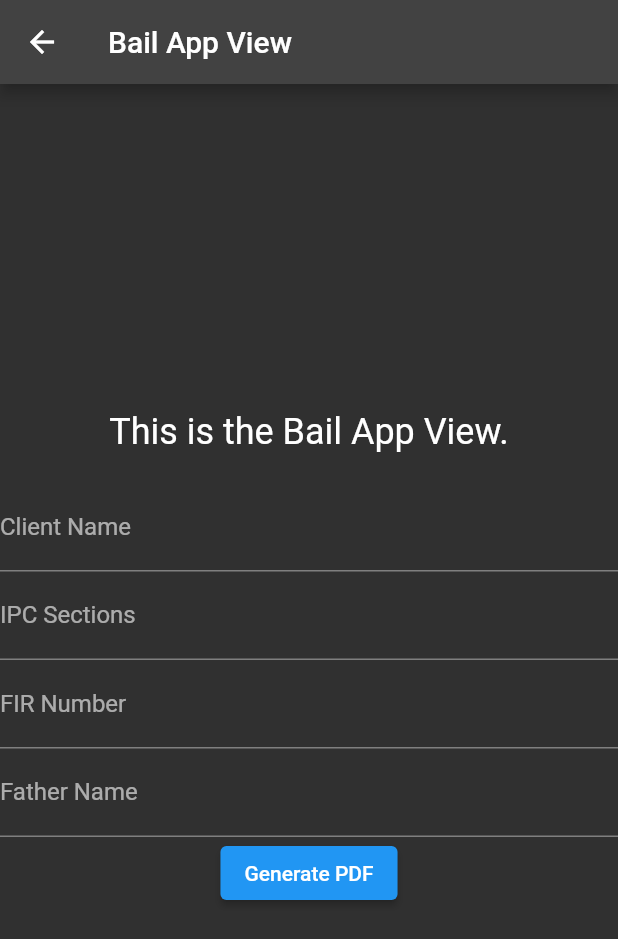
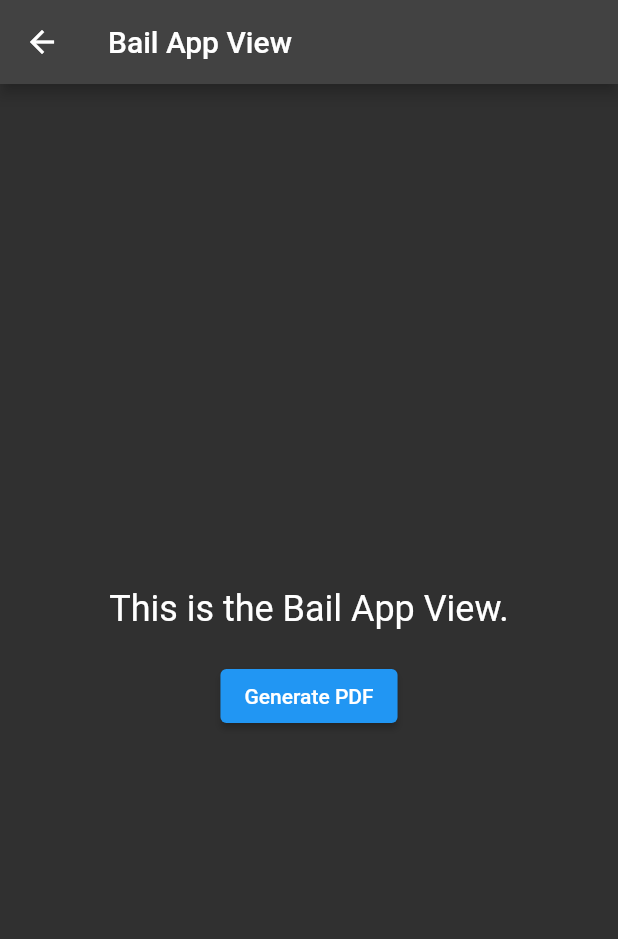
Before and after one commit to drowsy-coder/Nyaya-Sahaya, a Flutter app: the LawyerAddCase screen opened directly, after a tap on "Generate Bail Application", on a phone screen of 412 x 824 dp. Shown: the top 939 px of the screen. Run offline on Flutter 3.47's test engine with Material 2 defaults, Android fonts, the phone set to English and light mode, and no system bars; our stand-ins replace cloud_firestore, file_picker, firebase_auth, firebase_core, google_maps_flutter, google_nav_bar and 2 more; missing offline and left inert: read_pdf_text, text2pdf; accounts and stored records are empty.

Commit message:
Some changes

```diff
--- a/lib/main.dart
+++ b/lib/main.dart
@@ -30,7 +30,7 @@ class _MyAppState extends State<MyApp> {
     return MaterialApp(
       title: 'Firebase Login',
       theme: ThemeData.dark(),
-      home: LawyerScreen(),
+      home: LoginPage(),
       debugShowCheckedModeBanner: false,
     );
   }
--- a/lib/screens/stakeholders/client/support/mental/m_player.dart
+++ b/lib/screens/stakeholders/client/support/mental/m_player.dart
@@ -6,8 +6,7 @@ class VideoPlayerScreen extends StatelessWidget {
   final String title;
   final String description;
 
-  const VideoPlayerScreen({
-    super.key,
+  VideoPlayerScreen({
     required this.videoId,
     required this.title,
     required this.description,
--- a/lib/screens/stakeholders/client/support/mental/m_yt.dart
+++ b/lib/screens/stakeholders/client/support/mental/m_yt.dart
@@ -127,10 +127,10 @@ class VideoCard extends StatelessWidget {
                     children: [
                       Text(
                         title,
-                        style: TextStyle(
+                        style: const TextStyle(
                           fontSize: 22,
                           fontWeight: FontWeight.bold,
-                          color: Colors.yellow[700],
+                          color: Colors.green,
                         ),
                       ),
                       const SizedBox(height: 8),
--- a/lib/screens/stakeholders/lawyer/add_case.dart
+++ b/lib/screens/stakeholders/lawyer/add_case.dart
@@ -208,7 +208,11 @@ class _LawyerAddCaseState extends State<LawyerAddCase> {
                   onPressed: () {
                     Navigator.push(
                       context,
-                      MaterialPageRoute(builder: (context) => BailAppView()),
+                      MaterialPageRoute(
+                          builder: (context) => BailAppView(
+                              clientName: _clientNameController.text,
+                              ipcSections: _ipcSectionsController.text,
+                              firNumber: 'Your FIR number here')),
                     );
                   },
                   style: ButtonStyle(
--- a/lib/screens/stakeholders/lawyer/bail_app.dart
+++ b/lib/screens/stakeholders/lawyer/bail_app.dart
@@ -1,75 +1,57 @@
 import 'package:flutter/material.dart';
 import 'package:text2pdf/text2pdf.dart';
 
-class BailAppView extends StatefulWidget {
-  BailAppView({Key? key}) : super(key: key);
+class BailAppView extends StatelessWidget {
+  final String clientName;
+  final String ipcSections;
+  final String firNumber;
 
-  @override
-  _BailAppViewState createState() => _BailAppViewState();
-}
-
-class _BailAppViewState extends State<BailAppView> {
-  final GlobalKey<FormState> _formKey = GlobalKey<FormState>();
-  String clientName = '';
-  String ipcSections = '';
-  String firNumber = '';
-  String father = '';
+  const BailAppView({
+    required this.clientName,
+    required this.ipcSections,
+    required this.firNumber,
+  });
 
   Future<void> createPdf(
     BuildContext context,
     String clientName,
     String ipcSections,
     String firNumber,
-    String father,
   ) async {
     String content = '''
-IN THE COURT OF COURTS OF, ADDITIONAL DISTRICT AND SESSION JUDGE, COURTS
-
+  IN THE COURT OF COURTS OF, ADDITIONAL DISTRICT AND SESSION JUDGE, COURTS,
 IN THE MATTER OF:
-$clientName, Son of $father,  25 Years of Age, Working as ____________ Residing at ____________
+$clientName, Son of _____________,  25 Years of Age, Working as ____________ Residing at ____________
 …………Petitioner
-
 Versus
 State of ___________, Through PQR, Son of Years of age, Working as
 Residing at_______________
 …………Respondent
-
 FIR No.: $firNumber
-
 U/s:
 P.S.:
 
 APPLICATION UNDER SECTION 439 OF THE CODE OF CRIMINAL PROCEDURE 1973 FOR GRANT OF BAIL
 Most Respectfully Show:
-
 1. That the present application under section 439 of the Code of Criminal Procedure 1973 is being filed by the Petitioner for seeking grant of bail in FIR No. registered at Police Station. The present petition is being moved as the petitioner been arrested on in connection with the said FIR. The petitioner is now in judicial/police custody.
-
 2. That the Petitioner is innocent and is being falsely implicated in the above said case as he has nothing to do with the matter.
-
 3. That the Petitioner is a law-abiding citizen of India. The petitioner is gainfully carrying on the business of (Give details)__________ at ___________.
-
 4. That the Petitioner is a responsible person and is living at the above mentioned address.
-
 5. (Give all other relevant facts, which have led to the arrest or which show the petitioner's innocence or disassociation with the alleged offence supposed to have been committed)
-
-6. That the Petitioner is innocent and no useful purpose would be served by keeping him under custody and this is a fit case for grant of bail. (It would be pertinent to mention as to the stage of investigation or in case the charge sheet has been filed, whether charges have been imposed, evidence has started, the length of the list of witnesses cited by the prosecution etc. as these would all be mitigating circumstances.
-
+6. That the Petitioner is innocent and no useful purpose would be served by keeping him under custody and this is a fit case for grant of bail. (It would be pertinent to mention as to the stage of investigation or in case the charge sheet has been filed, whether charges have been imposed, evidence has started, the length of the list of witnesses cited by the prosecution etc. as these would all be mitigating circumstances)
 7. That the Petitioner undertakes to abide by the conditions that this Honorable Court may impose at the time of granting bail to the Petitioner and further undertakes to attend the trial on every date of hearing.
-
-8. That the Petitioner has not filed any other similar petition before this or any other Honorable Court for grant of bail in case of the present FIR. (Or give details and results of earlier applications.
-
+8. That the Petitioner has not filed any other similar petition before this or any other Honorable Court for grant of bail in case of the present FIR. (Or give details and results of earlier applications).
 PRAYER:
 In view of the above stated facts and circumstances it is most respectfully prayed that this Honorable Court may be pleased to
 a. Grant bail to the Petitioner in connection with FIR No. $firNumber registered under section $ipcSections for the offence of ____________ (give sections) at Police Station ____________ (give place).
 b. Pass any other such order as this Honorable Court may deem fit and proper in the interest of justice.
-
 .............Petitioner
 Through
 ……….....Counsel
 Place:
 Dated:
-''';
 
+  ''';
     if (content.isNotEmpty) {
       await Text2Pdf.generatePdf(content);
       // Display a snackbar indicating PDF creation
@@ -103,70 +85,11 @@ Dated:
               style: TextStyle(fontSize: 24.0),
             ),
             SizedBox(height: 20.0),
-            Form(
-              key: _formKey,
-              child: Column(
-                children: [
-                  TextFormField(
-                    decoration: InputDecoration(labelText: 'Client Name'),
-                    validator: (value) {
-                      if (value == null || value.isEmpty) {
-                        return 'Please enter client name';
-                      }
-                      return null;
-                    },
-                    onSaved: (value) {
-                      clientName = value!;
-                    },
-                  ),
-                  TextFormField(
-                    decoration: InputDecoration(labelText: 'IPC Sections'),
-                    validator: (value) {
-                      if (value == null || value.isEmpty) {
-                        return 'Please enter IPC sections';
-                      }
-                      return null;
-                    },
-                    onSaved: (value) {
-                      ipcSections = value!;
-                    },
-                  ),
-                  TextFormField(
-                    decoration: InputDecoration(labelText: 'FIR Number'),
-                    validator: (value) {
-                      if (value == null || value.isEmpty) {
-                        return 'Please enter FIR number';
-                      }
-                      return null;
-                    },
-                    onSaved: (value) {
-                      firNumber = value!;
-                    },
-                  ),
-                  TextFormField(
-                    decoration: InputDecoration(labelText: 'Father Name'),
-                    validator: (value) {
-                      if (value == null || value.isEmpty) {
-                        return 'Please enter Father name';
-                      }
-                      return null;
-                    },
-                    onSaved: (value) {
-                      father = value!;
-                    },
-                  ),
-                  ElevatedButton(
-                    onPressed: () {
-                      if (_formKey.currentState!.validate()) {
-                        _formKey.currentState!.save();
-                        createPdf(context, clientName, ipcSections, firNumber,
-                            father);
-                      }
-                    },
-                    child: Text('Generate PDF'),
-                  ),
-                ],
-              ),
+            ElevatedButton(
+              onPressed: () {
+                createPdf(context, clientName, ipcSections, firNumber);
+              },
+              child: Text('Generate PDF'),
             ),
           ],
         ),
--- a/lib/screens/stakeholders/lawyer/lawyer_screen.dart
+++ b/lib/screens/stakeholders/lawyer/lawyer_screen.dart
@@ -34,7 +34,7 @@ class _LawyerScreenState extends State<LawyerScreen> {
     ScreenModel(screen: const LawyerHomePage(), icon: Icons.home, text: "Home"),
     ScreenModel(screen: LawyerChatScreen(), icon: Icons.chat, text: "Chat"),
     ScreenModel(
-        screen: const LawyerReadScreen(), icon: Icons.read_more, text: "Read"),
+        screen: LawyerReadScreen(), icon: Icons.read_more, text: "Read"),
     ScreenModel(
         screen: const LawyerAddCase(), icon: Icons.add, text: "Add Case"),
   ];
```
